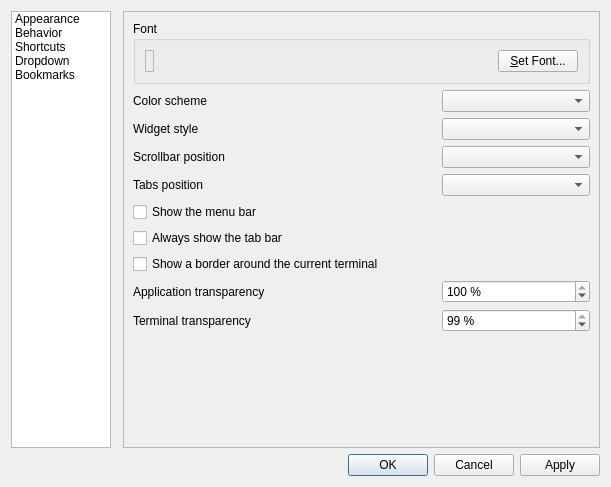
Qt form src/forms/propertiesdialog.ui (lxqt/qterminal) before a commit.
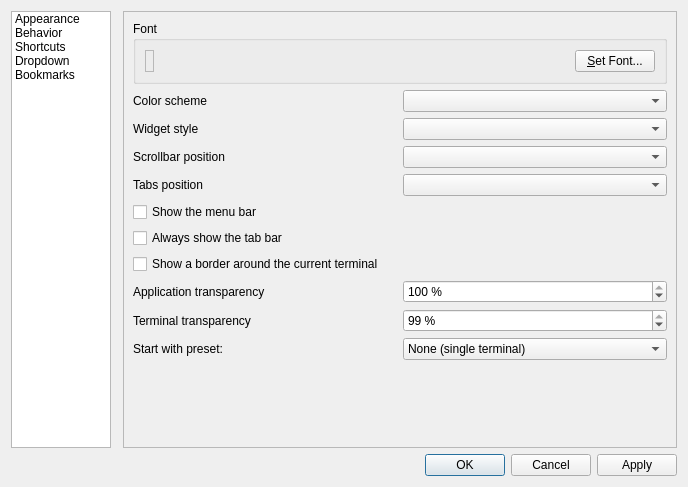
The same form after that commit. The open tabs and pages were chosen to show the change.

Commit message: slightly naive "layout/preset" implementation

The edit to the form file:
```diff
--- a/src/forms/propertiesdialog.ui
+++ b/src/forms/propertiesdialog.ui
@@ -6,7 +6,7 @@
    <rect>
     <x>0</x>
     <y>0</y>
-    <width>611</width>
+    <width>688</width>
     <height>487</height>
    </rect>
   </property>
@@ -84,78 +84,16 @@
      </property>
      <widget class="QWidget" name="lookAndFeelPage">
       <layout class="QGridLayout" name="gridLayout_3">
-       <item row="18" column="0" colspan="3">
-        <spacer name="verticalSpacer_3">
-         <property name="orientation">
-          <enum>Qt::Vertical</enum>
+       <item row="1" column="0">
+        <widget class="QLabel" name="label_5">
+         <property name="text">
+          <string>Color scheme</string>
          </property>
-         <property name="sizeHint" stdset="0">
-          <size>
-           <width>20</width>
-           <height>0</height>
-          </size>
-         </property>
-        </spacer>
+        </widget>
        </item>
-       <item row="1" column="2">
+       <item row="1" column="1">
         <widget class="QComboBox" name="colorSchemaCombo"/>
        </item>
-       <item row="3" column="2">
-        <widget class="QComboBox" name="scrollBarPos_comboBox"/>
-       </item>
-       <item row="16" column="2">
-        <widget class="QSpinBox" name="termOpacityBox">
-         <property name="suffix">
-          <string> %</string>
-         </property>
-         <property name="minimum">
-          <number>1</number>
-         </property>
-         <property name="value">
-          <number>99</number>
-         </property>
-        </widget>
-       </item>
-       <item row="16" column="0">
-        <widget class="QLabel" name="label">
-         <property name="text">
-          <string>Terminal transparency</string>
-         </property>
-        </widget>
-       </item>
-       <item row="15" column="2">
-        <widget class="QSpinBox" name="appOpacityBox">
-         <property name="suffix">
-          <string> %</string>
-         </property>
-         <property name="minimum">
-          <number>1</number>
-         </property>
-         <property name="maximum">
-          <number>100</number>
-         </property>
-         <property name="value">
-          <number>100</number>
-         </property>
-        </widget>
-       </item>
-       <item row="15" column="0" colspan="2">
-        <widget class="QLabel" name="label_4">
-         <property name="text">
-          <string>Application transparency</string>
-         </property>
-         <property name="buddy">
-          <cstring>appOpacityBox</cstring>
-         </property>
-        </widget>
-       </item>
-       <item row="6" column="0" colspan="3">
-        <widget class="QCheckBox" name="alwaysShowTabsCheckBox">
-         <property name="text">
-          <string>Always show the tab bar</string>
-         </property>
-        </widget>
-       </item>
        <item row="2" column="0">
         <widget class="QLabel" name="label_6">
          <property name="text">
@@ -163,26 +101,29 @@
          </property>
         </widget>
        </item>
-       <item row="2" column="2">
+       <item row="2" column="1">
         <widget class="QComboBox" name="styleComboBox"/>
        </item>
-       <item row="4" column="2">
-        <widget class="QComboBox" name="tabsPos_comboBox"/>
-       </item>
-       <item row="11" column="0" colspan="3">
-        <widget class="QCheckBox" name="highlightCurrentCheckBox">
-         <property name="text">
-          <string>Show a border around the current terminal</string>
-         </property>
-        </widget>
-       </item>
-       <item row="3" column="0" colspan="2">
+       <item row="3" column="0">
         <widget class="QLabel" name="label_7">
          <property name="text">
           <string>Scrollbar position</string>
          </property>
         </widget>
        </item>
+       <item row="3" column="1">
+        <widget class="QComboBox" name="scrollBarPos_comboBox"/>
+       </item>
+       <item row="4" column="0">
+        <widget class="QLabel" name="label_8">
+         <property name="text">
+          <string>Tabs position</string>
+         </property>
+        </widget>
+       </item>
+       <item row="4" column="1">
+        <widget class="QComboBox" name="tabsPos_comboBox"/>
+       </item>
        <item row="5" column="0">
         <widget class="QCheckBox" name="showMenuCheckBox">
          <property name="text">
@@ -190,21 +131,111 @@
          </property>
         </widget>
        </item>
-       <item row="4" column="0" colspan="2">
-        <widget class="QLabel" name="label_8">
+       <item row="6" column="0">
+        <widget class="QCheckBox" name="alwaysShowTabsCheckBox">
          <property name="text">
-          <string>Tabs position</string>
+          <string>Always show the tab bar</string>
          </property>
         </widget>
        </item>
-       <item row="1" column="0">
-        <widget class="QLabel" name="label_5">
+       <item row="7" column="0">
+        <widget class="QCheckBox" name="highlightCurrentCheckBox">
          <property name="text">
-          <string>Color scheme</string>
+          <string>Show a border around the current terminal</string>
          </property>
         </widget>
        </item>
-       <item row="0" column="0" colspan="3">
+       <item row="8" column="0">
+        <widget class="QLabel" name="label_4">
+         <property name="text">
+          <string>Application transparency</string>
+         </property>
+         <property name="buddy">
+          <cstring>appOpacityBox</cstring>
+         </property>
+        </widget>
+       </item>
+       <item row="8" column="1">
+        <widget class="QSpinBox" name="appOpacityBox">
+         <property name="suffix">
+          <string> %</string>
+         </property>
+         <property name="minimum">
+          <number>1</number>
+         </property>
+         <property name="maximum">
+          <number>100</number>
+         </property>
+         <property name="value">
+          <number>100</number>
+         </property>
+        </widget>
+       </item>
+       <item row="9" column="0">
+        <widget class="QLabel" name="label">
+         <property name="text">
+          <string>Terminal transparency</string>
+         </property>
+        </widget>
+       </item>
+       <item row="9" column="1">
+        <widget class="QSpinBox" name="termOpacityBox">
+         <property name="suffix">
+          <string> %</string>
+         </property>
+         <property name="minimum">
+          <number>1</number>
+         </property>
+         <property name="value">
+          <number>99</number>
+         </property>
+        </widget>
+       </item>
+       <item row="10" column="0">
+        <widget class="QLabel" name="label_9">
+         <property name="text">
+          <string>Start with preset:</string>
+         </property>
+        </widget>
+       </item>
+       <item row="10" column="1">
+        <widget class="QComboBox" name="terminalPresetComboBox">
+         <item>
+          <property name="text">
+           <string>None (single terminal)</string>
+          </property>
+         </item>
+         <item>
+          <property name="text">
+           <string>2 terminals horizontally</string>
+          </property>
+         </item>
+         <item>
+          <property name="text">
+           <string>2 terminals vertically</string>
+          </property>
+         </item>
+         <item>
+          <property name="text">
+           <string>4 terminals</string>
+          </property>
+         </item>
+        </widget>
+       </item>
+       <item row="11" column="0" colspan="2">
+        <spacer name="verticalSpacer_3">
+         <property name="orientation">
+          <enum>Qt::Vertical</enum>
+         </property>
+         <property name="sizeHint" stdset="0">
+          <size>
+           <width>20</width>
+           <height>0</height>
+          </size>
+         </property>
+        </spacer>
+       </item>
+       <item row="0" column="0" colspan="2">
         <widget class="QGroupBox" name="groupBox">
          <property name="title">
           <string>Font</string>
```
Left out of the diff: 86 changed lines with no effect on the pictures. The commit also changes 7 other files.
